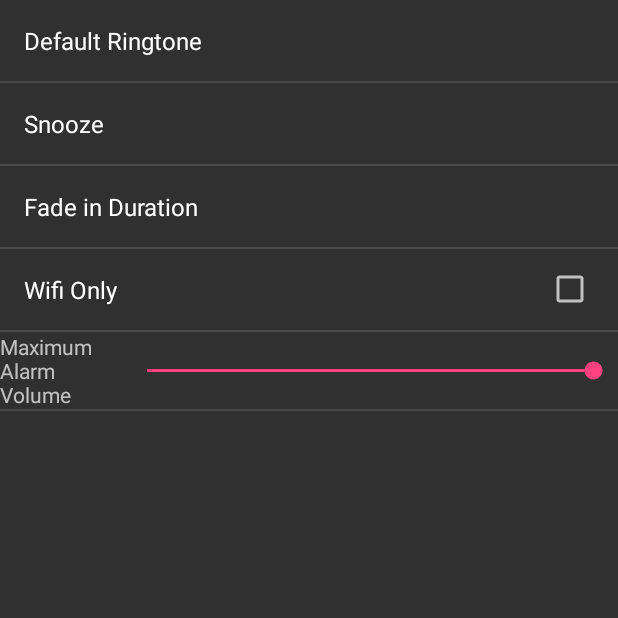
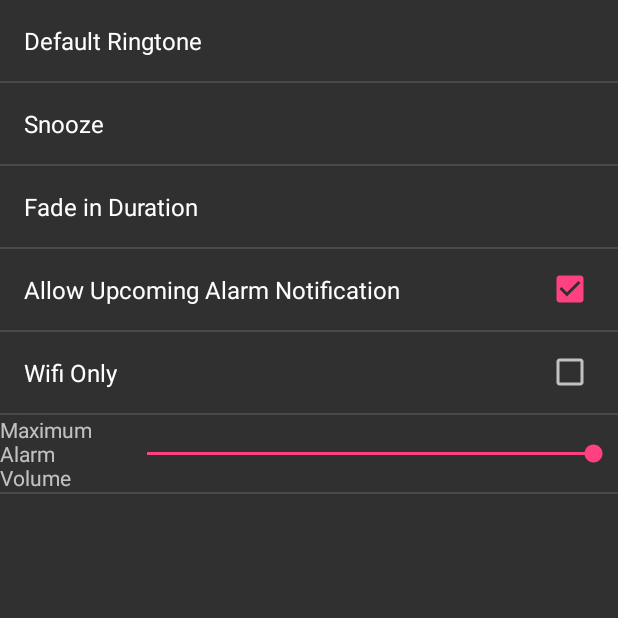
Before and after one commit to lemma-io/vivify, an Android app: the AlarmActivity screen opened directly, with no data from a screen before it, in the options menu, after a tap on "Alarm Settings", on a phone screen of 412 x 824 dp, the top half of it. Run offline under Robolectric (Android 15) with nearby library versions, the phone set to English and light mode, and no system bars; our stand-ins replace ButterKnife, Dagger/Hilt's generated code; libraries missing offline, so code that uses them is left out: co.moonmonkeylabs.realmrecyclerview, com.facebook.stetho, com.uphyca.stetho_realm, io.realm, org.parceler; pictures from the network do not load; 8 statements that could not run were skipped.

Commit message:
Added Notification and Vibrate options. Fixed multiple bugs

```diff
--- a/app/src/main/AndroidManifest.xml
+++ b/app/src/main/AndroidManifest.xml
@@ -4,6 +4,7 @@
 
     <uses-permission android:name="android.permission.INTERNET" />
     <uses-permission android:name="android.permission.WAKE_LOCK" />
+    <uses-permission android:name="android.permission.VIBRATE"/>
 
     <application
         android:name=".AlarmApplication"
--- /dev/null
+++ b/app/src/main/java/com/rva/mrb/vivify/Model/Service/NotificationService.java
@@ -0,0 +1,54 @@
+package com.rva.mrb.vivify.Model.Service;
+
+import android.app.NotificationManager;
+import android.app.PendingIntent;
+import android.content.Context;
+import android.content.Intent;
+import android.content.SharedPreferences;
+import android.preference.PreferenceManager;
+import android.support.v4.app.NotificationCompat;
+
+import com.rva.mrb.vivify.R;
+import com.rva.mrb.vivify.View.Alarm.AlarmActivity;
+
+/**
+ * Created by Bao on 8/20/17.
+ */
+
+public class NotificationService {
+    private NotificationManager mNotificationManager;
+    private Context mContext;
+    private SharedPreferences sharedPref;
+
+    public NotificationService(Context context) {
+        this.mContext = context;
+        sharedPref = PreferenceManager.getDefaultSharedPreferences(mContext);
+        mNotificationManager = (NotificationManager) context.getSystemService(context.NOTIFICATION_SERVICE);
+    }
+
+    public void setNotification(String time, boolean isSnoozed) {
+        boolean key = sharedPref.getBoolean("notification_key", true);
+        if(key) {
+            NotificationCompat.Builder builder = new NotificationCompat.Builder(mContext)
+                    .setSmallIcon(R.drawable.drag_clock)
+                    .setContentText("Time: " + time)
+                    .setAutoCancel(false)
+                    .setOngoing(true);
+            Intent notificationIntent = new Intent(mContext, AlarmActivity.class);
+            PendingIntent intent = PendingIntent.getActivity(mContext, 0,
+                    notificationIntent, 0);
+            if (isSnoozed) {
+                builder.setContentTitle("Snoozed Alarm");
+            } else {
+                builder.setContentTitle("Upcoming Alarm");
+            }
+            builder.setContentIntent(intent);
+            mNotificationManager.notify(1, builder.build());
+        }
+        else {
+            cancelNotification();
+        }
+    }
+
+    public void cancelNotification() { mNotificationManager.cancelAll(); }
+}
--- a/app/src/main/java/com/rva/mrb/vivify/View/Alarm/AlarmActivity.java
+++ b/app/src/main/java/com/rva/mrb/vivify/View/Alarm/AlarmActivity.java
@@ -1,11 +1,15 @@
 package com.rva.mrb.vivify.View.Alarm;
 
+import android.app.AlarmManager;
+import android.app.NotificationManager;
+import android.app.PendingIntent;
 import android.content.Context;
 import android.content.Intent;
 import android.content.SharedPreferences;
 import android.preference.PreferenceManager;
 import android.support.annotation.NonNull;
 import android.os.Bundle;
+import android.support.v4.app.NotificationCompat;
 import android.support.v7.widget.Toolbar;
 import android.util.Log;
 import android.view.Menu;
@@ -17,6 +21,7 @@ import com.rva.mrb.vivify.AlarmApplication;
 import com.rva.mrb.vivify.ApplicationModule;
 import com.rva.mrb.vivify.BaseActivity;
 import com.rva.mrb.vivify.Model.Data.Alarm;
+import com.rva.mrb.vivify.Model.Service.NotificationService;
 import com.rva.mrb.vivify.R;
 import com.rva.mrb.vivify.View.Adapter.AlarmAdapter;
 import com.rva.mrb.vivify.View.Detail.DetailActivity;
@@ -39,9 +44,10 @@ public class AlarmActivity extends BaseActivity implements AlarmsView {
     @BindView(R.id.toolbar_notification) TextView alarmNotification;
     @BindView(R.id.recyclerview) RealmRecyclerView mRecyclerView;
     @Inject AlarmsPresenter alarmPresenter;
-
+    private NotificationService mNotificationService;
     private AlarmAdapter mAdapter;
     private AlarmAdapter.OnAlarmToggleListener listener;
+    private Context context;
 
     @Override
     protected void onCreate(Bundle savedInstanceState) {
@@ -61,7 +67,7 @@ public class AlarmActivity extends BaseActivity implements AlarmsView {
 
         //init default preferences
         PreferenceManager.setDefaultValues(this, R.xml.preferences, false);
-
+        context = getApplicationContext();
         // set our own toolbar and disable the default app name title
         setSupportActionBar(toolbar);
         getSupportActionBar().setDisplayShowTitleEnabled(false);
@@ -81,8 +87,7 @@ public class AlarmActivity extends BaseActivity implements AlarmsView {
         mAdapter = new AlarmAdapter(getApplicationContext(),
                 alarmPresenter.getAllAlarms(), listener, true, true);
         mRecyclerView.setAdapter(mAdapter);
-
-
+        mNotificationService = new NotificationService(context);
 //        updateAlarmNotification();
     }
 
@@ -158,7 +163,21 @@ public class AlarmActivity extends BaseActivity implements AlarmsView {
     }
 
     public void updateAlarmNotification() {
-        alarmNotification.setText(alarmPresenter.getNextAlarmTime());
+        Alarm nextAlarm = alarmPresenter.getNextAlarmTime();
+
+        if (nextAlarm!=null){
+            if(nextAlarm.isSnoozed()) {
+                alarmNotification.setText(nextAlarm.getSnoozedAt() + "");
+            }
+            else {
+                alarmNotification.setText(nextAlarm.getTime() + "");
+            }
+            mNotificationService.setNotification(nextAlarm.getTime() +"", nextAlarm.isSnoozed());
+        }
+        else {
+            mNotificationService.cancelNotification();
+            alarmNotification.setText("No Alarms Set");
+        }
     }
 
     public void closeRealm(){
--- a/app/src/main/java/com/rva/mrb/vivify/View/Alarm/AlarmPresenterImpl.java
+++ b/app/src/main/java/com/rva/mrb/vivify/View/Alarm/AlarmPresenterImpl.java
@@ -26,7 +26,7 @@ public class AlarmPresenterImpl implements AlarmsPresenter {
     }
 
 
-    public String getNextAlarmTime() {
+    public Alarm getNextAlarmTime() {
         return mRealmService.getNextAlarm();
     }
 
--- a/app/src/main/java/com/rva/mrb/vivify/View/Alarm/AlarmsPresenter.java
+++ b/app/src/main/java/com/rva/mrb/vivify/View/Alarm/AlarmsPresenter.java
@@ -9,7 +9,7 @@ public interface AlarmsPresenter extends BasePresenter<AlarmsView> {
     void onAddNewAlarm();
     RealmResults<Alarm> getAllAlarms();
 
-    String getNextAlarmTime();
+    Alarm getNextAlarmTime();
     String getTimeTillPendingAlarm(String notice);
 //    void onAlarmClick(int id);
 //    String getMessage();
--- a/app/src/main/java/com/rva/mrb/vivify/View/Detail/DetailPresenter.java
+++ b/app/src/main/java/com/rva/mrb/vivify/View/Detail/DetailPresenter.java
@@ -12,7 +12,7 @@ public interface DetailPresenter extends BasePresenter<DetailView>{
     void onAddClick(Alarm alarm, Context applicationContext);
     Alarm getAlarm(String index);
     void onDeleteAlarm(String alarmid);
-    void onDeleteAlarm(Alarm alarm);
+    void onDeleteAlarm(Context context, Alarm alarm);
     void onSaveAlarm(Context applicationContext, String alarmid, String name, String time, boolean isSet, boolean isStandardTime, String repeat, String trackName, String artist, String trackId, String trackImage);
     void onSaveAlarm(Alarm alarm, Context applicationContext);
 
--- a/app/src/main/java/com/rva/mrb/vivify/View/Detail/DetailPresenterImpl.java
+++ b/app/src/main/java/com/rva/mrb/vivify/View/Detail/DetailPresenterImpl.java
@@ -33,7 +33,11 @@ public class DetailPresenterImpl implements DetailPresenter, RealmService.OnTran
     }
 
     @Override
-    public void onDeleteAlarm(Alarm alarm) {
+    public void onDeleteAlarm(Context context, Alarm alarm) {
+        AlarmScheduler.disableAlarm(context, alarm.getId());
+        if(alarm.isSnoozed()){
+            AlarmScheduler.cancelSnoozedAlarm(context);
+        }
         mRealmService.deleteAlarm(alarm);
     }
 
@@ -47,7 +51,11 @@ public class DetailPresenterImpl implements DetailPresenter, RealmService.OnTran
         Date d = getDate(alarm);
         alarm.setTime(d);
         Log.d("DetailPresenter", "date: " + alarm.getTime());
+        Log.d("DetailPresenter", "artist: " + alarm.getArtistName());
         mRealmService.saveAlarm(alarm);
+        if(alarm.isSnoozed()){
+            AlarmScheduler.cancelSnoozedAlarm(applicationContext);
+        }
         AlarmScheduler.setNextAlarm(applicationContext);
     }
 
@@ -89,20 +97,20 @@ public class DetailPresenterImpl implements DetailPresenter, RealmService.OnTran
         mRealmService.addAlarm(alarm);
         mRealmService.updateAlarms();
         AlarmScheduler.setNextAlarm(applicationContext);
-        if (alarm.isEnabled()) {
-            String newestAlarmId;
-            try {
-                newestAlarmId = mRealmService.getNewestAlarmId();
-                Log.d("New", "Alarm id is: " + newestAlarmId);
-            } catch (Exception e) {
-                Log.e(TAG, "Alarm not found, trying againg. " + e.getMessage());
-                newestAlarmId = mRealmService.getNewestAlarmId();
-            }
-            if (newestAlarmId != null) {
-                Log.d("realm", "Alarm id: " + newestAlarmId); // getAlarm.last()
-//                AlarmScheduler.enableAlarmById(context, newestAlarmId);
-            }
-        }
+//        if (alarm.isEnabled()) {
+//            String newestAlarmId;
+//            try {
+//                newestAlarmId = mRealmService.getNewestAlarmId();
+//                Log.d("New", "Alarm id is: " + newestAlarmId);
+//            } catch (Exception e) {
+//                Log.e(TAG, "Alarm not found, trying againg. " + e.getMessage());
+//                newestAlarmId = mRealmService.getNewestAlarmId();
+//            }
+//            if (newestAlarmId != null) {
+//                Log.d("realm", "Alarm id: " + newestAlarmId); // getAlarm.last()
+////                AlarmScheduler.enableAlarmById(context, newestAlarmId);
+//            }
+//        }
     }
 
     public String getCurrentTime() {
--- a/app/src/main/res/xml/preferences.xml
+++ b/app/src/main/res/xml/preferences.xml
@@ -21,6 +21,10 @@
         android:entryValues="@array/fadeinValues"
         android:defaultValue="30"/>
 
+    <CheckBoxPreference
+        android:key="notification_key"
+        android:title="Allow Upcoming Alarm Notification"
+        android:defaultValue="true"/>
 
     <CheckBoxPreference
         android:key="wifi_only_key"
```
Also changed, not shown: app/src/main/java/com/rva/mrb/vivify/Model/Data/Alarm.java (+10 -0 lines), app/src/main/java/com/rva/mrb/vivify/Model/Service/AlarmScheduler.java (+30 -6 lines), app/src/main/java/com/rva/mrb/vivify/Model/Service/RealmService.java (+64 -6 lines), app/src/main/java/com/rva/mrb/vivify/View/Adapter/AlarmAdapter.java (+31 -16 lines), app/src/main/java/com/rva/mrb/vivify/View/Detail/DetailActivity.java (+9 -2 lines), app/src/main/java/com/rva/mrb/vivify/View/Wake/WakeActivity.java (+62 -10 lines), app/src/main/res/layout/activity_add_alarm.xml (+8 -0 lines).
